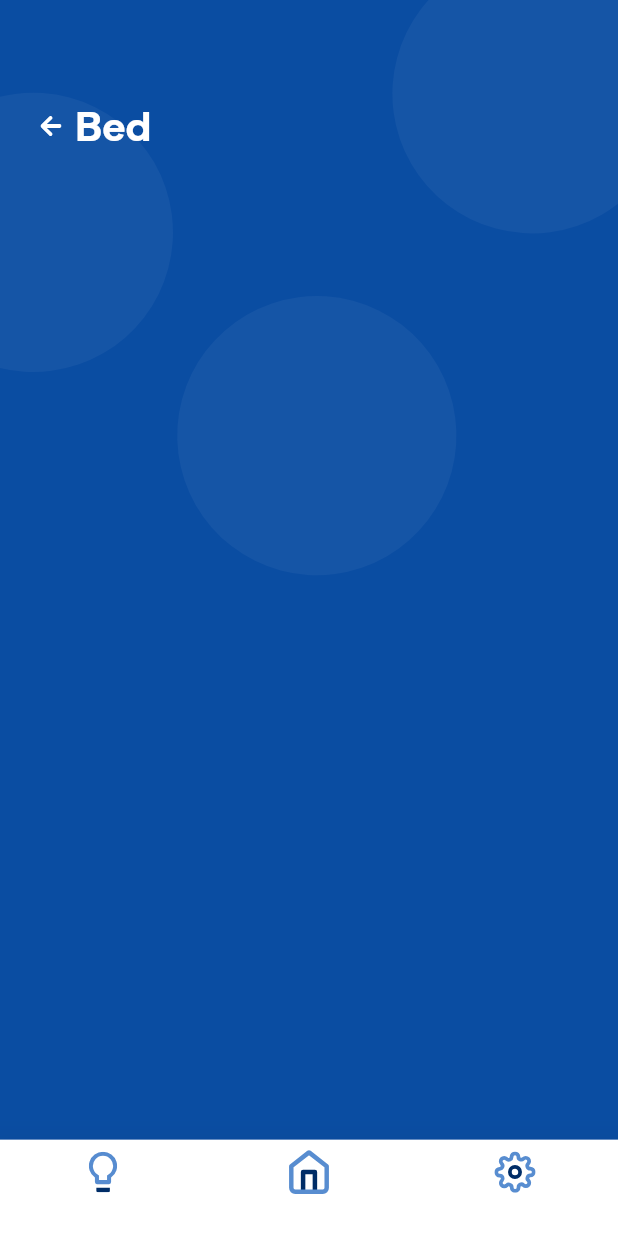
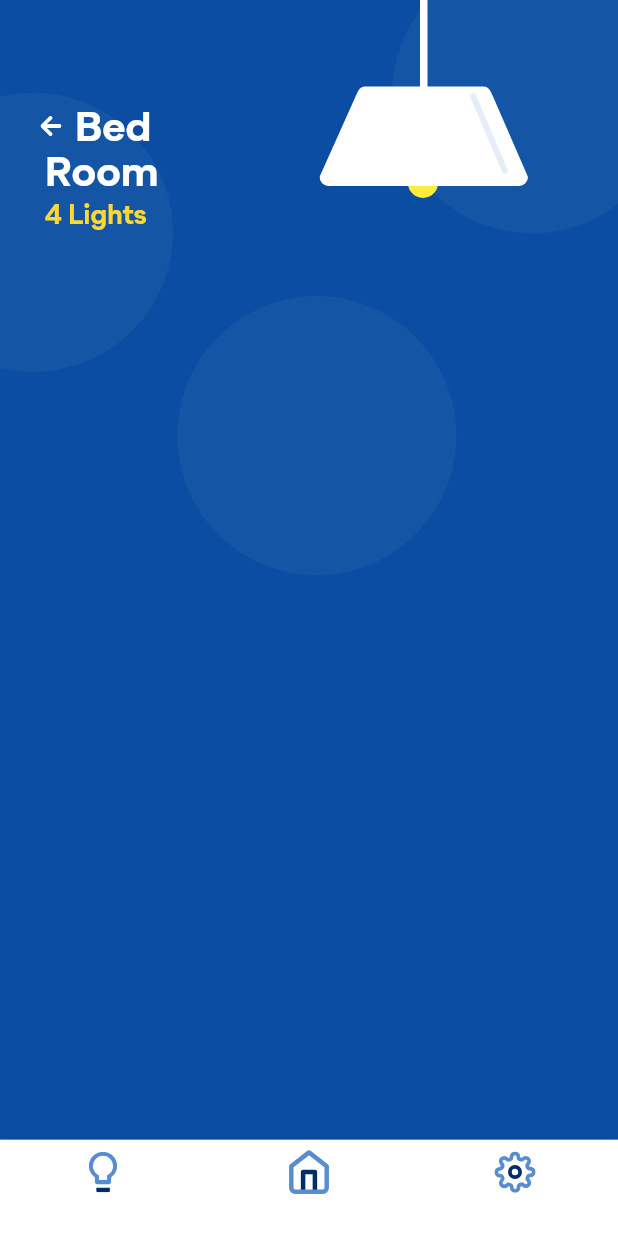
Before and after one commit to CodeSadhu/FolkDev-Assignment, a Flutter app: the BedRoom screen opened directly, on a phone screen of 412 x 824 dp. Shown: the top 1233 px of the screen. Run offline on Flutter 3.47's test engine with Material 2 defaults, Android fonts, the phone set to English and light mode, and no system bars; our stand-ins replace flutter_svg.

Commit message:
Lamp design done

```diff
--- a/lib/screens/bed-room.dart
+++ b/lib/screens/bed-room.dart
@@ -50,7 +50,48 @@ class _BedRoomState extends State<BedRoom> {
                   fontSize: 28.0,
                 ),
               ),
-            )
+            ),
+            Positioned(
+              left: 30.0,
+              top: 95.0,
+              child: Text(
+                'Room',
+                style: TextStyle(
+                  color: Colors.white,
+                  fontSize: 28.0,
+                ),
+              ),
+            ),
+            Positioned(
+              left: 30.0,
+              top: 130.0,
+              child: Text(
+                '4 Lights',
+                style: TextStyle(
+                  color: Colors.yellow[600],
+                  fontSize: 18.0,
+                ),
+              ),
+            ),
+            Positioned(
+              right: 120.0,
+              top: 112.0,
+              child: Container(
+                height: 20.0,
+                width: 20.0,
+                decoration: BoxDecoration(
+                  color: Colors.yellow,
+                  shape: BoxShape.circle
+                ),
+              ),
+            ),
+            Positioned(
+              right: 60.0,
+              top: 0.0,
+              child: SvgPicture.asset(
+                'assets/lamp.svg',
+              ),
+            ),
           ],
         ),
       ),
--- a/pubspec.yaml
+++ b/pubspec.yaml
@@ -54,6 +54,7 @@ flutter:
     - assets/bathtube.svg
     - assets/balcony.svg
     - assets/back-arrow.svg
+    - assets/lamp.svg
   #   - images/a_dot_ham.jpeg
   # An image asset can refer to one or more resolution-specific "variants", see
   # https://flutter.dev/assets-and-images/#resolution-aware.
```
Also changed, not shown: assets/lamp.svg (renamed from assets/Group 38.svg).
